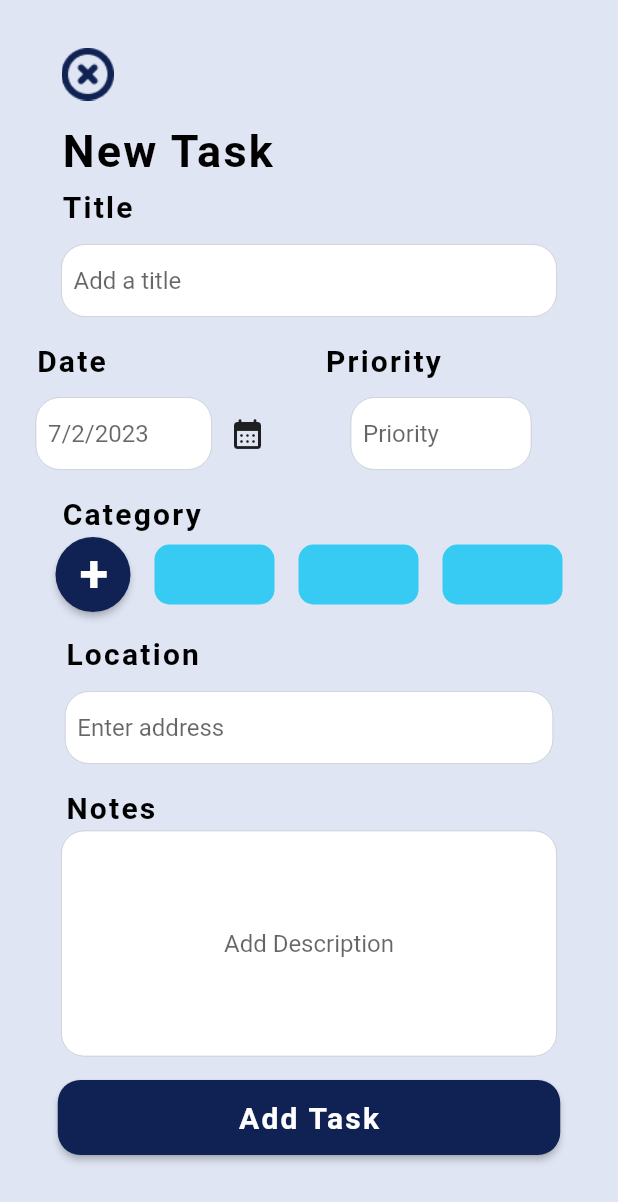
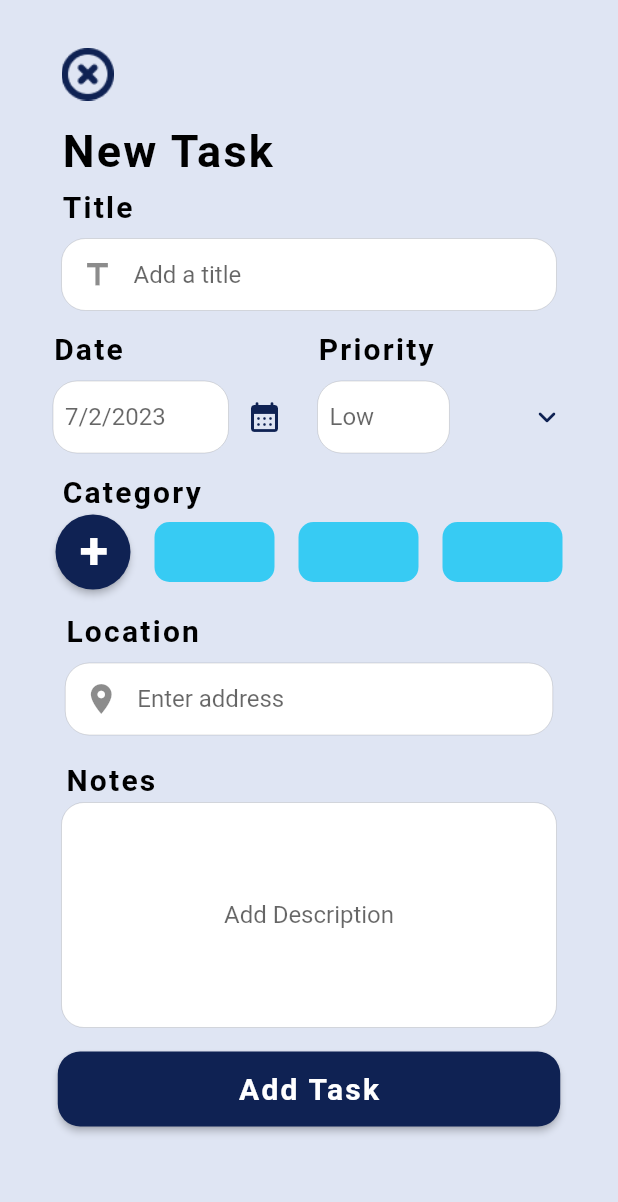
Before and after one commit to evanyan13/autotsk, a Flutter app: the AddTask screen opened by its route, on a phone screen of 412 x 824 dp. Shown: the top 1202 px of the screen. Run offline on Flutter 3.47's test engine with Material 2 defaults, Android fonts, the phone set to English and light mode, and no system bars; our stand-ins replace carousel_slider, cloud_firestore, date_picker_timeline, firebase_auth, firebase_core, firebase_storage and 5 more; accounts and stored records are empty; Roboto replaces fonts that are missing (Neometric).

Commit message:
Edit Add Task Page to allow users to choose dates and priority and implemented validation of inputs

```diff
--- a/autotsk/lib/screen_type/addtask_page.dart
+++ b/autotsk/lib/screen_type/addtask_page.dart
@@ -7,8 +7,10 @@ import 'package:autotsk/util/multi_line_text_input.dart';
 import 'package:firebase_auth/firebase_auth.dart';
 import 'package:cloud_firestore/cloud_firestore.dart';
 import 'package:autotsk/form_Sub/form_method.dart';
+import 'package:get/get.dart';
 import 'package:intl/intl.dart';
 import 'package:autotsk/util/font_style.dart';
+import 'package:quickalert/quickalert.dart';
 
 class AddTask extends StatefulWidget {
   const AddTask({super.key});
@@ -27,6 +29,12 @@ class _AddTaskState extends State<AddTask> {
   late String uid;
   DateTime _selectedDate = DateTime.now();
   bool _isLoading = false;
+  String _selectedLevel = "Low";
+  List<String> priorityList = [
+    "High",
+    "Medium",
+    "Low",
+  ];
 
   @override
   void initState() {
@@ -111,20 +119,18 @@ class _AddTaskState extends State<AddTask> {
                   style: subHeaderStyle,
                 ),
               ),
-              SizedBox(height: 4),
               SizedBox(
                 width: 330,
                 child: TextInputField(
                   textEditingController: _titleController,
                   hintText: 'Add a title',
                   textInputType: TextInputType.text,
-                  // icon: Icon(Icons.title),
+                  icon: Icon(Icons.title),
                 ),
               ),
-              SizedBox(height: 16),
-              Container(
-                child: Row(
-                  // mainAxisAlignment: MainAxisAlignment.spaceBetween,
+              SizedBox(height: 12),
+              Row(
+                mainAxisAlignment: MainAxisAlignment.spaceEvenly,
                 children: <Widget>[
                   Column(
                     // mainAxisAlignment: MainAxisAlignment.start,
@@ -138,7 +144,6 @@ class _AddTaskState extends State<AddTask> {
                           style: subHeaderStyle,
                         ),
                       ),
-                        SizedBox(height: 3),
                       Container(
                         child: Row(
                           children: <Widget>[
@@ -146,15 +151,17 @@ class _AddTaskState extends State<AddTask> {
                               width: 165,
                               child: TextInputField(
                                 textEditingController: _dateController,
-                                  hintText: DateFormat("yMd")
-                                      .format(_selectedDate),
+                                hintText:
+                                    DateFormat("yMd").format(_selectedDate),
                                 textInputType: TextInputType.text,
                                 widget: IconButton(
                                   icon: Icon(Icons.calendar_month_rounded),
+                                  color: buttondarkBlueClr,
                                   iconSize: 24,
                                   onPressed: () {
                                     print("Tapped");
                                     _getDateFromUser();
+                                    // _getTimeFromUser(isStartTime: true);
                                   },
                                 ),
                               ),
@@ -166,27 +173,66 @@ class _AddTaskState extends State<AddTask> {
                   ),
                   Column(
                     // mainAxisAlignment: MainAxisAlignment.start,
+                    crossAxisAlignment: CrossAxisAlignment.center,
                     children: <Widget>[
                       Container(
-                          width: 110,
+                        width: 165,
                         // alignment: Alignment.centerLeft,
                         child: Text(
                           'Priority',
                           style: subHeaderStyle,
                         ),
                       ),
-                        SizedBox(height: 3),
+                      // SizedBox(height: 3),
                       Container(
+                        alignment: Alignment.topLeft,
                         child: Row(
                           children: <Widget>[
-                              SizedBox(width: 45),
                             SizedBox(
-                                width: 120,
+                              width: 165,
                               child: TextInputField(
                                 textEditingController: _priorController,
-                                  hintText: 'Priority',
+                                hintText: _selectedLevel,
                                 textInputType: TextInputType.text,
-                                  // icon: Icon(Icons.low_priority_sharp),
+                                // widget: IconButton(
+                                //   icon: Icon(
+                                //     Icons.keyboard_arrow_down,
+                                //   ),
+                                //   color: buttondarkBlueClr,
+                                //   iconSize: 32,
+                                //   onPressed: () {
+                                //     print("Tapped");
+                                //   },
+                                // ), // icon: Icon(Icons.low_priority_sharp),
+                                widget: DropdownButton(
+                                  icon: Icon(
+                                    Icons.keyboard_arrow_down_rounded,
+                                    color: buttondarkBlueClr,
+                                  ),
+                                  iconSize: 24,
+                                  // elevation: 4,
+                                  underline: Container(height: 0),
+                                  style: subHeaderStyle,
+                                  items: priorityList
+                                      .map<DropdownMenuItem<String>>(
+                                    (String? level) {
+                                      return DropdownMenuItem<String>(
+                                        value: level,
+                                        child: Text(level!,
+                                            style: TextStyle(
+                                                color: buttondarkBlueClr,
+                                                fontSize: 12,
+                                                fontWeight: FontWeight.bold)),
+                                      );
+                                    },
+                                  ).toList(),
+                                  onChanged: (String? newLevel) {
+                                    setState(() {
+                                      _selectedLevel = newLevel!;
+                                    });
+                                  },
+                                  // priorityList.map<DropdownMenuItem<String>>
+                                ),
                               ),
                             ),
                           ],
@@ -196,11 +242,10 @@ class _AddTaskState extends State<AddTask> {
                   ),
                 ],
               ),
-              ),
               Column(
                 // crossAxisAlignment: CrossAxisAlignment.start,
                 children: <Widget>[
-                  SizedBox(height: 16),
+                  SizedBox(height: 12),
                   Container(
                     width: 330,
                     alignment: Alignment.centerLeft,
@@ -287,14 +332,13 @@ class _AddTaskState extends State<AddTask> {
                   style: subHeaderStyle,
                 ),
               ),
-              SizedBox(height: 4),
               Container(
                 width: 325,
                 child: TextInputField(
                   textEditingController: _locController,
                   hintText: 'Enter address',
                   textInputType: TextInputType.text,
-                  // icon: Icon(Icons.location_on),
+                  icon: Icon(Icons.location_on),
                 ),
               ),
               SizedBox(height: 16),
@@ -302,12 +346,7 @@ class _AddTaskState extends State<AddTask> {
                 width: 325,
                 child: Text(
                   "Notes",
-                  style: TextStyle(
-                    fontSize: 20,
-                    fontFamily: "Neometric",
-                    fontWeight: FontWeight.bold,
-                    letterSpacing: 1.5,
-                  ),
+                  style: subHeaderStyle,
                 ),
               ),
               SizedBox(height: 4),
@@ -326,14 +365,18 @@ class _AddTaskState extends State<AddTask> {
                 width: 335,
                 child: ElevatedButton(
                   onPressed: () {
-                    setState(() {
+                    if (_validateDate() == true) {
                       AddTasktoDb();
-                      Navigator.of(context).pop(context);
-                    });
+                    }
+                    // setState(() {
+                    //   _validateDate();
+                    //   // AddTasktoDb();
+                    //   // Navigator.of(context).pop(context);
+                    // });
                   },
                   style: ElevatedButton.styleFrom(
                     backgroundColor: buttondarkBlueClr,
-                    padding: EdgeInsets.fromLTRB(50, 0, 50, 0),
+                    // padding: EdgeInsets.fromLTRB(50, 0, 50, 0),
                     shape: RoundedRectangleBorder(
                       borderRadius: BorderRadius.all(
                         Radius.circular(15.0),
@@ -377,4 +420,46 @@ class _AddTaskState extends State<AddTask> {
       print("No Date Selected");
     }
   }
+
+  _validateDate() {
+    bool funcState = false;
+    if (_titleController.text.isNotEmpty) {
+      Navigator.of(context).pop(context);
+      funcState = true;
+    } else if (_titleController.text.isEmpty) {
+      return QuickAlert.show(
+        context: context,
+        type: QuickAlertType.error,
+        text: "All Fields are required",
+      );
     }
+    return funcState;
+  }
+}
+
+  // To try implement again in the future regarding select time from user
+  // _getTimeFromUser() async {
+  //   var pickedTime = await _showTimePicker();
+  //   String _formatedTime = pickedTime.format(context);
+  //   if (pickedTime == null) {
+  //     print("Time not selected");
+  //   } else if (isStartTime == true) {
+  //     setState(() {
+  //       _startTime = _formatedTime;
+  //     });
+  //   } else if (isStartTime == false) {
+  //     setState(() {
+  //       _endTime = _formatedTime;
+  //     });
+  //   }
+  // }
+
+  // _showTimePicker() {
+  //   return showTimePicker(
+  //       context: context,
+  //       initialEntryMode: TimePickerEntryMode.input,
+  //       initialTime: TimeOfDay(
+  //         hour: int.parse(_startTime.spilt(":")[0]),
+  //         minute: int.parse(_startTime.spilt(":")[1].spilt(" ")[0]),
+  //       ));
+  // }
--- a/autotsk/lib/util/text_input_field.dart
+++ b/autotsk/lib/util/text_input_field.dart
@@ -1,6 +1,4 @@
 // ignore_for_file: prefer_const_constructors
-
-import 'dart:ui';
 
 import 'package:autotsk/screen_type/addtask_page.dart';
 import 'package:flutter/material.dart';
@@ -39,7 +37,7 @@ class TextInputField extends StatelessWidget {
       child: Row(
         children: [
           SizedBox(height: 4.0),
-          Expanded(
+          Flexible(
             child: TextField(
               readOnly: widget == null ? false : true,
               controller: textEditingController,
--- a/autotsk/pubspec.yaml
+++ b/autotsk/pubspec.yaml
@@ -41,6 +41,9 @@ dependencies:
   salomon_bottom_bar: ^3.3.2
   smooth_page_indicator: ^1.1.0
   date_picker_timeline: ^1.2.5
+  get:
+  get_storage:
+  quickalert: ^1.0.1
 
 dev_dependencies:
   flutter_lints: ^2.0.0
```
Also changed, not shown: autotsk/pubspec.lock, 1 other file. Lines whose indentation alone changed are shown as unchanged.
